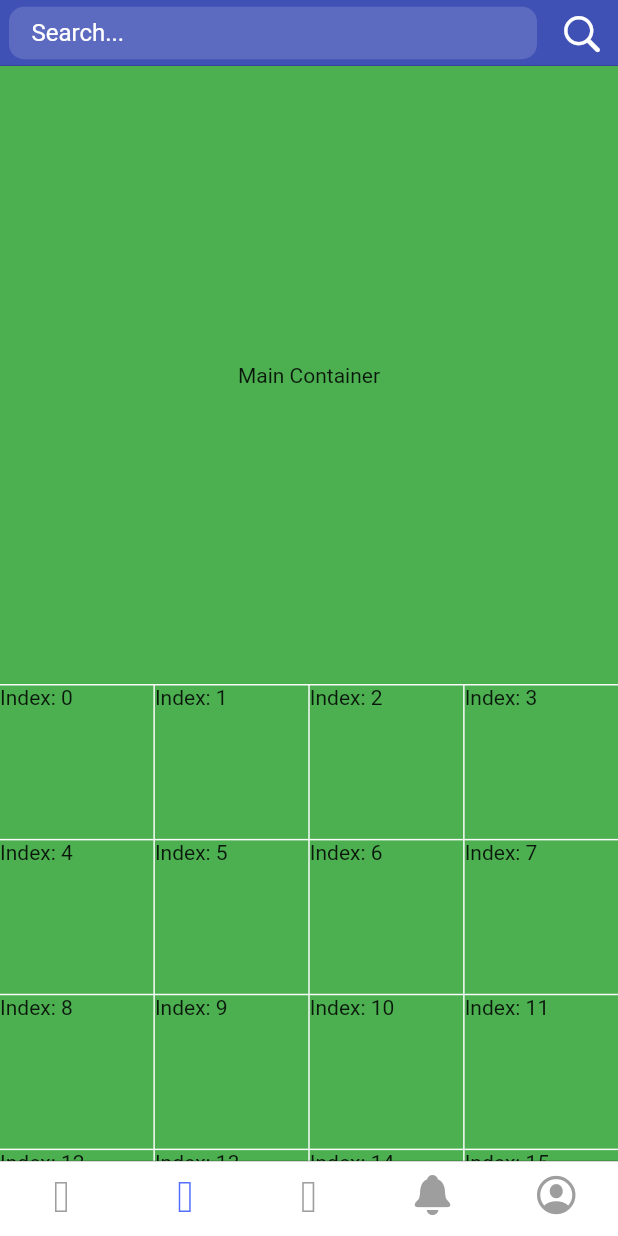
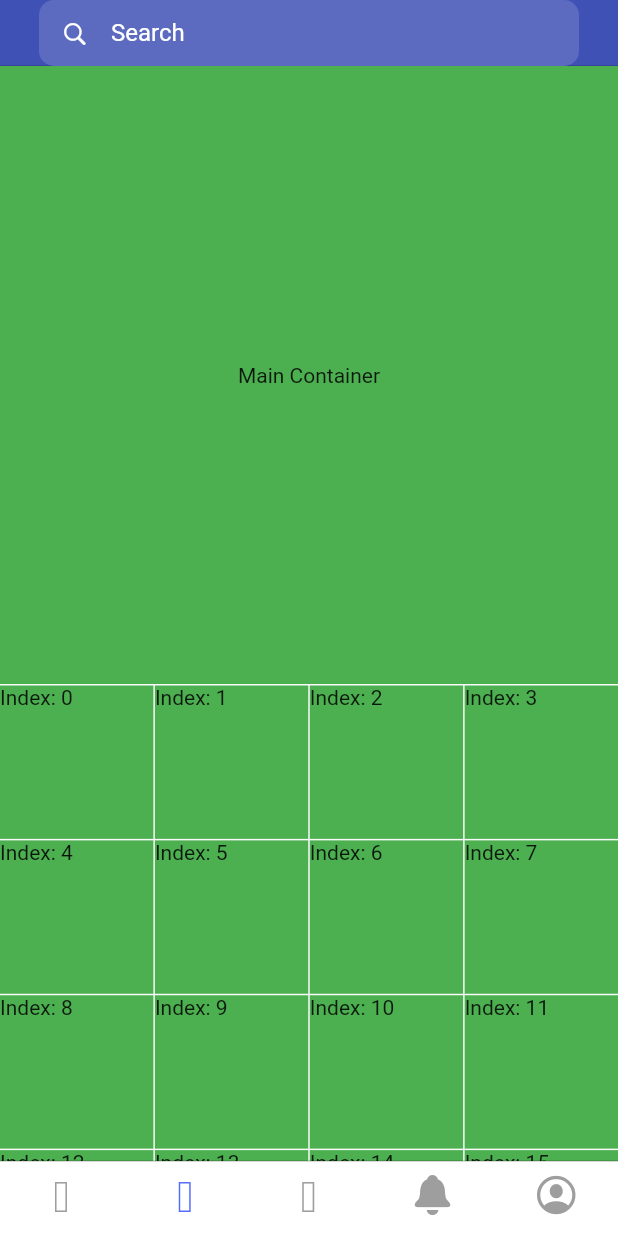
Before and after one commit to philalem/tutorial_app, a Flutter app: the screen it shows once a user with an empty profile is signed in, on a phone screen of 412 x 824 dp. Run offline on Flutter 3.47's test engine with Material 2 defaults, Android fonts, the phone set to English and light mode, and no system bars; our stand-ins replace camera, cloud_firestore, firebase_auth, firebase_storage, google_fonts, image_picker and 1 more; missing offline and left inert: algolia; accounts and stored records are empty.

Commit message:
updated explore navbar

```diff
--- a/lib/explore.dart
+++ b/lib/explore.dart
@@ -167,9 +167,19 @@ class _ExploreState extends State<Explore> {
     return Scaffold(
       resizeToAvoidBottomInset: false,
       appBar: CupertinoNavigationBar(
+        leading: SizedBox(width: 20),
+        trailing: SizedBox(width: 20),
         padding: EdgeInsetsDirectional.only(end: 0, start: 0),
         backgroundColor: Colors.indigo,
-        middle: TextField(
+        middle: IntrinsicHeight(
+          child: TextField(
+            textInputAction: TextInputAction.done,
+            onSubmitted: (value) {
+              focusNode.unfocus();
+              setState(() {
+                _isSearching = false;
+              });
+            },
             maxLines: 1,
             minLines: 1,
             onChanged: (value) => _searchForUsers(),
@@ -183,10 +193,13 @@ class _ExploreState extends State<Explore> {
             controller: _searchController,
             focusNode: focusNode,
             decoration: InputDecoration(
+              prefixIcon: Icon(
+                CupertinoIcons.search,
+                color: Colors.white,
+              ),
               isDense: true,
               contentPadding: EdgeInsets.symmetric(
-              horizontal: 15,
-              vertical: 8,
+                vertical: 6,
               ),
               filled: true,
               fillColor: Colors.indigo[400],
@@ -204,7 +217,7 @@ class _ExploreState extends State<Explore> {
                   style: BorderStyle.none,
                 ),
               ),
-            hintText: 'Search...',
+              hintText: 'Search',
               hintStyle: TextStyle(
                 color: Colors.white,
               ),
@@ -213,18 +226,6 @@ class _ExploreState extends State<Explore> {
               color: Colors.white,
             ),
           ),
-        trailing: IconButton(
-          iconSize: 30,
-          icon: Icon(
-            (_isSearching ? exit : CupertinoIcons.search),
-            color: Colors.white,
-          ),
-          onPressed: () {
-            _isSearching ? focusNode.unfocus() : focusNode.requestFocus();
-            setState(() {
-              _isSearching = !_isSearching;
-            });
-          },
         ),
       ),
       body: _getSearchOrExplore(screenHeight, screenWidth),
```
Lines whose indentation alone changed are shown as unchanged.
